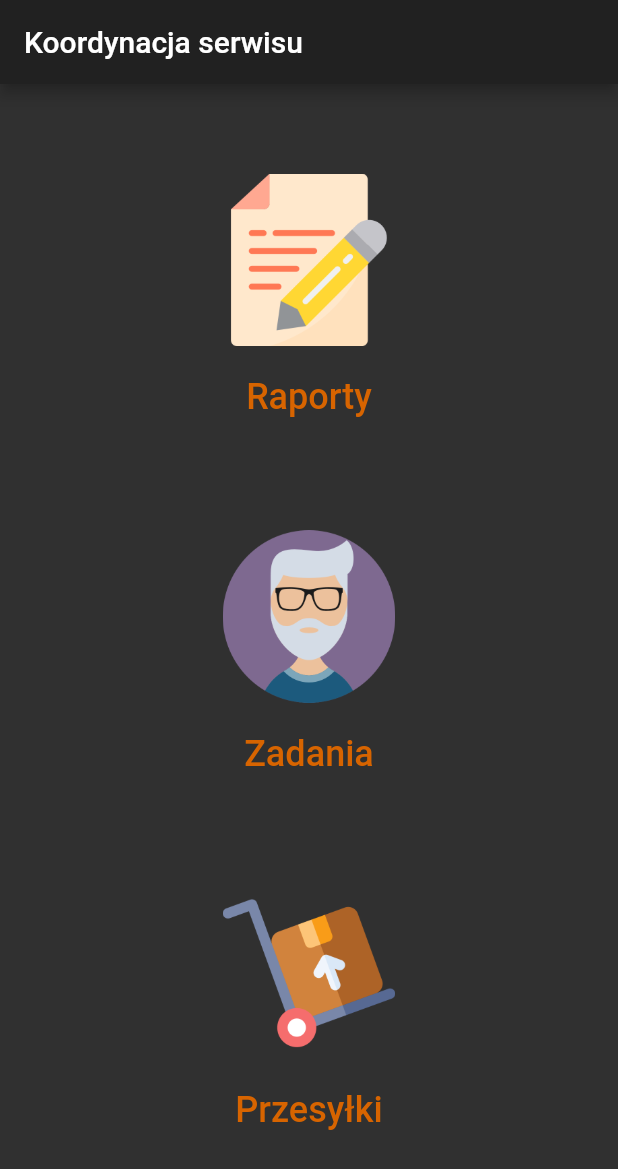
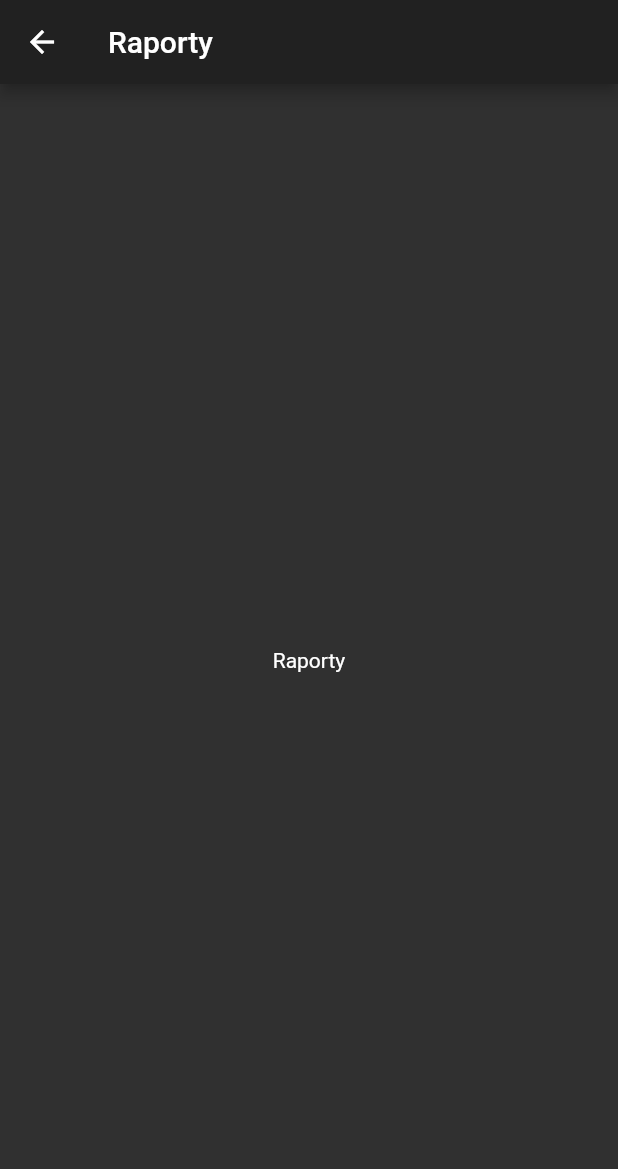
Before and after one commit to jpitucha/raporting_and_todo_app_mobile, a Flutter app: the screen it shows after launch, after a tap on "Raporty", on a phone screen of 412 x 824 dp. Shown: the top 1169 px of the screen. Run offline on Flutter 3.47's test engine with Material 2 defaults, Android fonts, the phone set to English and light mode, and no system bars.

Commit message:
Working routing

```diff
--- a/lib/main.dart
+++ b/lib/main.dart
@@ -18,7 +18,10 @@ class MyApp extends StatelessWidget {
       ),
       initialRoute: '/',
       routes: {
-        '/' : (context) => HomePage()
+        '/' : (context) => HomePage(),
+        '/raports' : (context) => RaportsPage(),
+        '/tasks' : (context) => TasksPage(),
+        '/shipping' : (context) => ShippingPage()
       },
       //home: MyHomePage(title: 'Koordynacja serwisu'),
     );
--- a/lib/pages/home.dart
+++ b/lib/pages/home.dart
@@ -16,9 +16,9 @@ class HomePageState extends State<HomePage> {
         child: Column(
           mainAxisAlignment: MainAxisAlignment.spaceEvenly,
           children: <Widget>[
-            Tile("Raporty", 'img/raport.png', 'routeTo'),
-            Tile("Zadania", 'img/staff.png', 'routeTo'),
-            Tile("Przesyłki", 'img/box.png', 'routeTo')
+            Tile("Raporty", 'img/raport.png', '/raports'),
+            Tile("Zadania", 'img/staff.png', '/tasks'),
+            Tile("Przesyłki", 'img/box.png', '/shipping')
           ],
         ),
       )
--- a/lib/pages/raports.dart
+++ b/lib/pages/raports.dart
@@ -0,0 +1,24 @@
+import 'package:flutter/material.dart';
+
+class RaportsPage extends StatefulWidget {
+  RaportsPageState createState() => RaportsPageState();
+}
+
+class RaportsPageState extends State<RaportsPage> {
+  @override
+  Widget build(BuildContext context) {
+    return Scaffold(
+      appBar: AppBar(
+        title: Text('Raporty'),
+      ),
+      body: Center(
+        child: Column(
+          mainAxisAlignment: MainAxisAlignment.spaceEvenly,
+          children: <Widget>[
+            Text('Raporty')
+          ],
+        ),
+      )
+    );
+  }
+}
--- a/lib/widgets/tile.dart
+++ b/lib/widgets/tile.dart
@@ -27,7 +27,7 @@ class _TileState extends State<Tile> {
                         fontSize: 24.0,
                         color: Color.fromARGB(0xff, 0xd7, 0x64, 0x00))),
                         onPressed: () {
-
+                          Navigator.pushNamed(context, widget.routeTo);
                         },
                 )
                 ],
```
Also changed, not shown: lib/pages/shipping.dart (+24 -0 lines), lib/pages/tasks.dart (+24 -0 lines), 7 other files.
